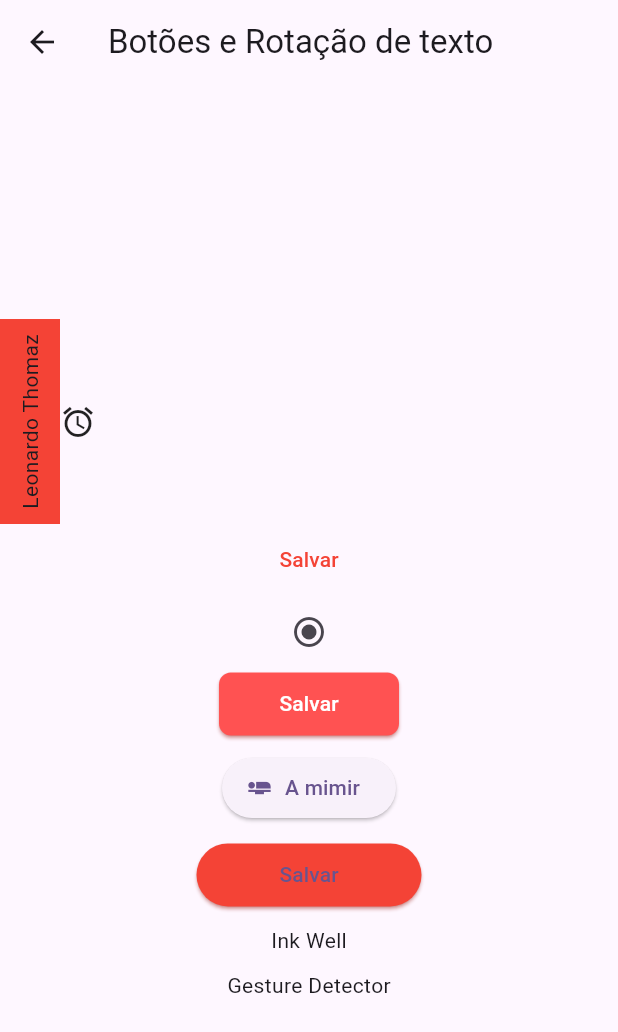
After one commit to LMThomaz-Study/jornada_flutter, a Flutter app: the BotoesRotacaoTextoPage screen opened by its route, on a phone screen of 412 x 824 dp. The commit adds this screen. Shown: the top 1032 px of the screen. Run offline on Flutter 3.47's test engine with Material 3 defaults, Android fonts, the phone set to English and light mode, and no system bars; our stand-ins replace device_preview.

Commit message:
Botões e Rotação de Texto

```diff
--- a/primeiro_projeto/lib/main.dart
+++ b/primeiro_projeto/lib/main.dart
@@ -1,5 +1,6 @@
 import 'package:device_preview/device_preview.dart';
 import 'package:flutter/material.dart';
+import 'package:primeiro_projeto/pages/botoes_rotacao_texto/botoes_rotacao_texto_page.dart';
 import 'package:primeiro_projeto/pages/container/container_page.dart';
 import 'package:primeiro_projeto/pages/home/home_page.dart';
 import 'package:primeiro_projeto/pages/layout_builder/layout_builder_page.dart';
@@ -34,6 +35,7 @@ class MyApp extends StatelessWidget {
         RowsColumnsPage.routeName: (_) => const RowsColumnsPage(),
         MediaQueryPage.routeName: (_) => const MediaQueryPage(),
         LayoutBuilderPage.routeName: (_) => const LayoutBuilderPage(),
+        BotoesRotacaoTextoPage.routeName: (_) => const BotoesRotacaoTextoPage(),
       },
     );
   }
--- /dev/null
+++ b/primeiro_projeto/lib/pages/botoes_rotacao_texto/botoes_rotacao_texto_page.dart
@@ -0,0 +1,114 @@
+import 'package:flutter/material.dart';
+
+class BotoesRotacaoTextoPage extends StatelessWidget {
+  static const routeName = '/botoes_rotacao_texto';
+
+  const BotoesRotacaoTextoPage({super.key});
+
+  @override
+  Widget build(BuildContext context) {
+    return Scaffold(
+      appBar: AppBar(
+        title: const Text('Botões e Rotação de texto'),
+      ),
+      body: Center(
+        child: Column(
+          mainAxisAlignment: MainAxisAlignment.center,
+          children: [
+            Row(
+              children: [
+                RotatedBox(
+                  quarterTurns: -1,
+                  child: Container(
+                    padding: const EdgeInsets.all(10),
+                    color: Colors.red,
+                    child: const Text(
+                      'Leonardo Thomaz',
+                    ),
+                  ),
+                ),
+                const Icon(Icons.access_alarm_outlined),
+              ],
+            ),
+            TextButton(
+              onPressed: () {},
+              style: TextButton.styleFrom(
+                foregroundColor: Colors.red,
+                padding: const EdgeInsets.all(10),
+                minimumSize: const Size(50, 30),
+                shape: const RoundedRectangleBorder(
+                  borderRadius: BorderRadius.all(Radius.circular(30)),
+                ),
+              ),
+              child: const Text('Salvar'),
+            ),
+            IconButton(
+              onPressed: () {},
+              icon: const Icon(Icons.radio_button_checked),
+            ),
+            ElevatedButton(
+              onPressed: () {},
+              style: ElevatedButton.styleFrom(
+                backgroundColor: Colors.redAccent,
+                foregroundColor: Colors.white,
+                shadowColor: Colors.red,
+                minimumSize: const Size(120, 42),
+                shape: const RoundedRectangleBorder(
+                  borderRadius: BorderRadius.all(Radius.circular(8)),
+                ),
+              ),
+              child: const Text('Salvar'),
+            ),
+            const SizedBox(height: 8),
+            ElevatedButton.icon(
+              onPressed: () {},
+              icon: const Icon(Icons.airline_seat_flat),
+              label: const Text('A mimir'),
+            ),
+            const SizedBox(height: 10),
+            ElevatedButton(
+              onPressed: () {},
+              style: ButtonStyle(
+                shadowColor: MaterialStateProperty.all(Colors.red),
+                minimumSize: MaterialStateProperty.resolveWith(
+                  (states) {
+                    if (states.contains(MaterialState.pressed)) {
+                      return const Size(175, 42);
+                    } else if (states.contains(MaterialState.hovered)) {
+                      return const Size(160, 42);
+                    }
+
+                    return const Size(150, 42);
+                  },
+                ),
+                backgroundColor: MaterialStateProperty.resolveWith(
+                  (states) {
+                    if (states.contains(MaterialState.pressed)) {
+                      return Colors.black;
+                    } else if (states.contains(MaterialState.hovered)) {
+                      return Colors.yellow;
+                    }
+
+                    return Colors.red;
+                  },
+                ),
+              ),
+              child: const Text('Salvar'),
+            ),
+            const SizedBox(height: 10),
+            InkWell(
+              onTap: () {},
+              child: const Text('Ink Well'),
+            ),
+            const SizedBox(height: 10),
+            GestureDetector(
+              onTap: () {},
+              child: const Text('Gesture Detector'),
+              onVerticalDragStart: (_) {},
+            )
+          ],
+        ),
+      ),
+    );
+  }
+}
--- a/primeiro_projeto/lib/pages/home/home_page.dart
+++ b/primeiro_projeto/lib/pages/home/home_page.dart
@@ -1,4 +1,5 @@
 import 'package:flutter/material.dart';
+import 'package:primeiro_projeto/pages/botoes_rotacao_texto/botoes_rotacao_texto_page.dart';
 import 'package:primeiro_projeto/pages/container/container_page.dart';
 import 'package:primeiro_projeto/pages/layout_builder/layout_builder_page.dart';
 import 'package:primeiro_projeto/pages/media_query/media_query_page.dart';
@@ -9,6 +10,7 @@ enum PopupMenuPages {
   rowsColumns,
   mediaQuery,
   layoutBuilder,
+  buttonsRotationText,
 }
 
 class HomePage extends StatelessWidget {
@@ -40,6 +42,10 @@ class HomePage extends StatelessWidget {
                 case PopupMenuPages.layoutBuilder:
                   Navigator.of(context).pushNamed(LayoutBuilderPage.routeName);
                   break;
+                case PopupMenuPages.buttonsRotationText:
+                  Navigator.of(context)
+                      .pushNamed(BotoesRotacaoTextoPage.routeName);
+                  break;
               }
             },
             itemBuilder: (BuildContext context) {
@@ -60,6 +66,10 @@ class HomePage extends StatelessWidget {
                   value: PopupMenuPages.layoutBuilder,
                   child: Text('Layout Builder'),
                 ),
+                const PopupMenuItem<PopupMenuPages>(
+                  value: PopupMenuPages.buttonsRotationText,
+                  child: Text('Botões e Rotações de texto'),
+                ),
               ];
             },
           ),
--- a/primeiro_projeto/lib/pages/layout_builder/layout_builder_page.dart
+++ b/primeiro_projeto/lib/pages/layout_builder/layout_builder_page.dart
@@ -11,7 +11,7 @@ class LayoutBuilderPage extends StatelessWidget {
   Widget build(BuildContext context) {
     return Scaffold(
       appBar: AppBar(
-        title: const Text('Media Query'),
+        title: const Text('Layout Builder'),
       ),
       body: Center(child: LayoutBuilder(
         builder: (context, constraints) {
```
